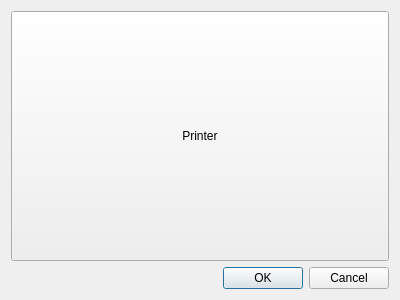
First picture: the form in printertestdialog.ui, repository qy-tech/QFactoryTest, before the edit.
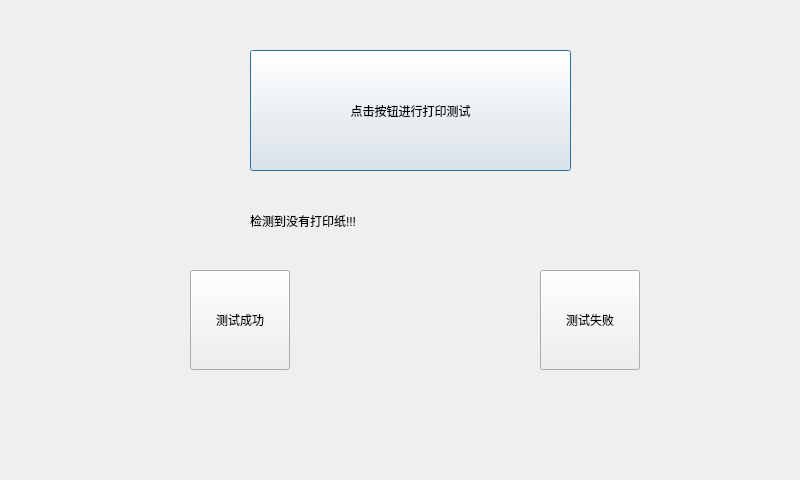
Second picture: the form after the edit.

Patch:
```diff
--- a/printertestdialog.ui
+++ b/printertestdialog.ui
@@ -6,8 +6,8 @@
    <rect>
     <x>0</x>
     <y>0</y>
-    <width>400</width>
-    <height>300</height>
+    <width>800</width>
+    <height>480</height>
    </rect>
   </property>
   <property name="sizePolicy">
@@ -19,9 +19,15 @@
   <property name="windowTitle">
    <string>Printer Test</string>
   </property>
-  <layout class="QGridLayout" name="gridLayout">
-   <item row="0" column="0">
     <widget class="QPushButton" name="btnPrinter">
+   <property name="geometry">
+    <rect>
+     <x>250</x>
+     <y>50</y>
+     <width>321</width>
+     <height>121</height>
+    </rect>
+   </property>
      <property name="sizePolicy">
       <sizepolicy hsizetype="Expanding" vsizetype="Expanding">
        <horstretch>0</horstretch>
@@ -29,18 +35,48 @@
       </sizepolicy>
      </property>
      <property name="text">
-      <string>Printer</string>
-     </property>
-    </widget>
-   </item>
-   <item row="1" column="0">
-    <widget class="QDialogButtonBox" name="buttonBox">
-     <property name="standardButtons">
-      <set>QDialogButtonBox::Cancel|QDialogButtonBox::Ok</set>
-     </property>
-    </widget>
-   </item>
-  </layout>
+    <string>点击按钮进行打印测试</string>
+   </property>
+  </widget>
+  <widget class="QPushButton" name="okButton">
+   <property name="geometry">
+    <rect>
+     <x>190</x>
+     <y>270</y>
+     <width>100</width>
+     <height>100</height>
+    </rect>
+   </property>
+   <property name="text">
+    <string>测试成功</string>
+   </property>
+  </widget>
+  <widget class="QPushButton" name="failedButton">
+   <property name="geometry">
+    <rect>
+     <x>540</x>
+     <y>270</y>
+     <width>100</width>
+     <height>100</height>
+    </rect>
+   </property>
+   <property name="text">
+    <string>测试失败</string>
+   </property>
+  </widget>
+  <widget class="QLabel" name="statusLabel">
+   <property name="geometry">
+    <rect>
+     <x>250</x>
+     <y>200</y>
+     <width>311</width>
+     <height>41</height>
+    </rect>
+   </property>
+   <property name="text">
+    <string>检测到没有打印纸!!!</string>
+   </property>
+  </widget>
  </widget>
  <resources/>
  <connections>
```
Left out of the diff: 35 changed lines with no effect on the pictures. Lines whose indentation alone changed are shown as unchanged.
